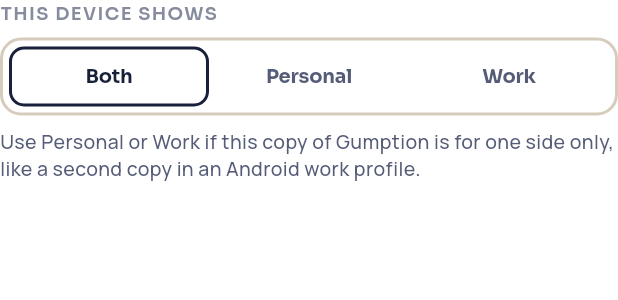
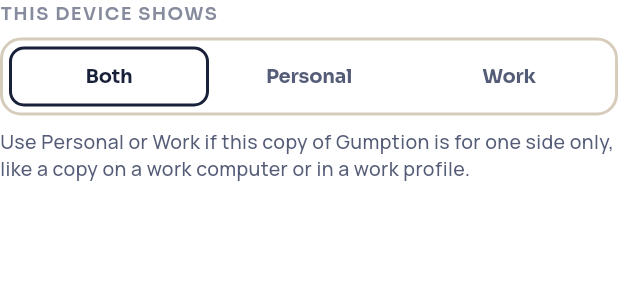
Before and after one commit to KGeary1995/ADHD-Tax, a Flutter app: the _ShowOnDevice widget shown alone on an empty page, opened directly, on a phone screen of 412 x 824 dp. Shown: the top 300 px of the screen. Run offline on Flutter 3.47's test engine with Material 3 defaults, Android fonts, the phone set to English and light mode, and no system bars; our stand-ins replace audioplayers, confetti, file_picker, flutter_local_notifications, flutter_riverpod, flutter_secure_storage and 9 more; missing offline and left inert: dart:js_interop, google_sign_in_platform_interface, googleapis, hotkey_manager, window_manager; accounts and stored records are empty.

Commit message:
Settings wording that names no other platforms, for the App Store screenshots [ios]
The sync chooser's Google option said "Any device, including Android,
Windows and the web", and the "This device shows" hint named an Android
work profile. Both appear in the App Store sync screenshot, and Apple's
guideline 2.3.10 rejects metadata naming other mobile platforms. The
Google line now matches the OneDrive one; the hint's example is a work
computer or a work profile.

Co-Authored-By: Claude Opus 5.5 <noreply@anthropic.com>

```diff
--- a/app/lib/features/settings/accounts_panel.dart
+++ b/app/lib/features/settings/accounts_panel.dart
@@ -269,8 +269,8 @@ class _WorkspaceRow extends ConsumerWidget {
                   SyncService.google => SheetChoice(
                     title: 'Google account',
                     subtitle:
-                        'Any device, including Android, Windows and the '
-                        'web. Signs in to Google.',
+                        'Any device, including the web. Signs in to '
+                        'Google.',
                     onTap: () => Navigator.pop(ctx, SyncService.google),
                   ),
                   SyncService.onedrive => SheetChoice(
--- a/app/lib/features/settings/settings_screen.dart
+++ b/app/lib/features/settings/settings_screen.dart
@@ -359,8 +359,8 @@ class _ShowOnDevice extends ConsumerWidget {
                   ? 'Only ${device.primary.label} tasks and notes appear '
                         'here, and new ones go to ${device.primary.label}.'
                   : 'Use Personal or Work if this copy of Gumption is for '
-                        'one side only, like a second copy in an Android '
-                        'work profile.',
+                        'one side only, like a copy on a work computer or '
+                        'in a work profile.',
               if (hidden.isNotEmpty)
                 '${hidden.join(' and ')} from the other side '
                     '${tasks + notes == 1 ? 'is' : 'are'} hidden on this '
```
Also changed, not shown: 1 other file.
